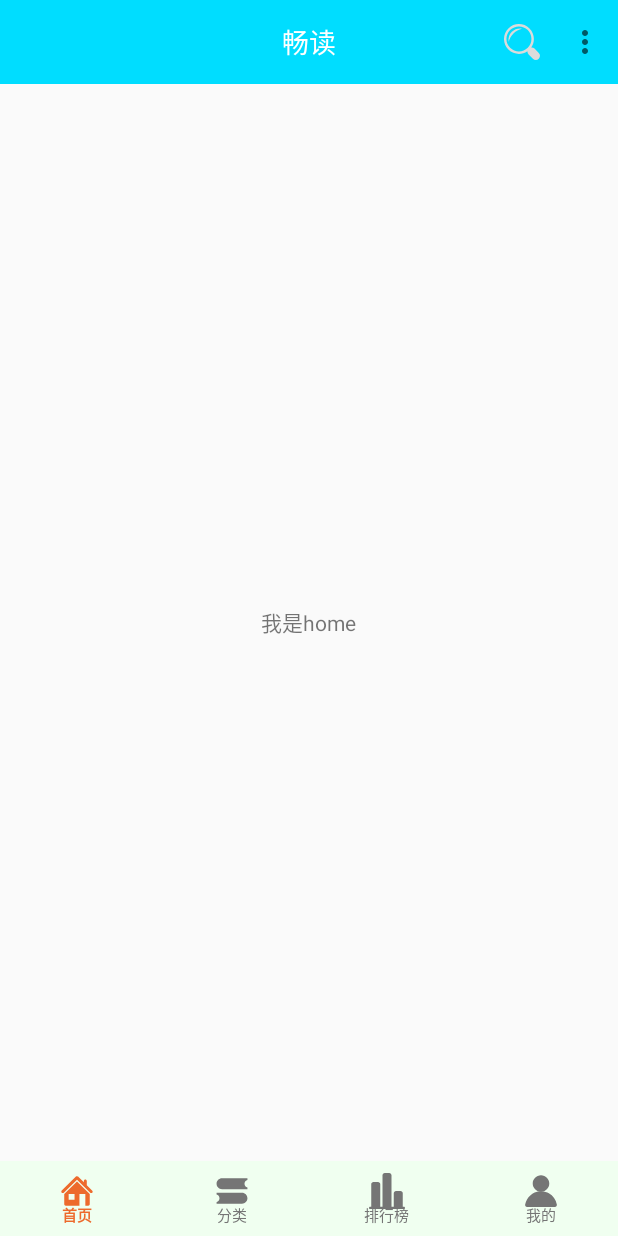
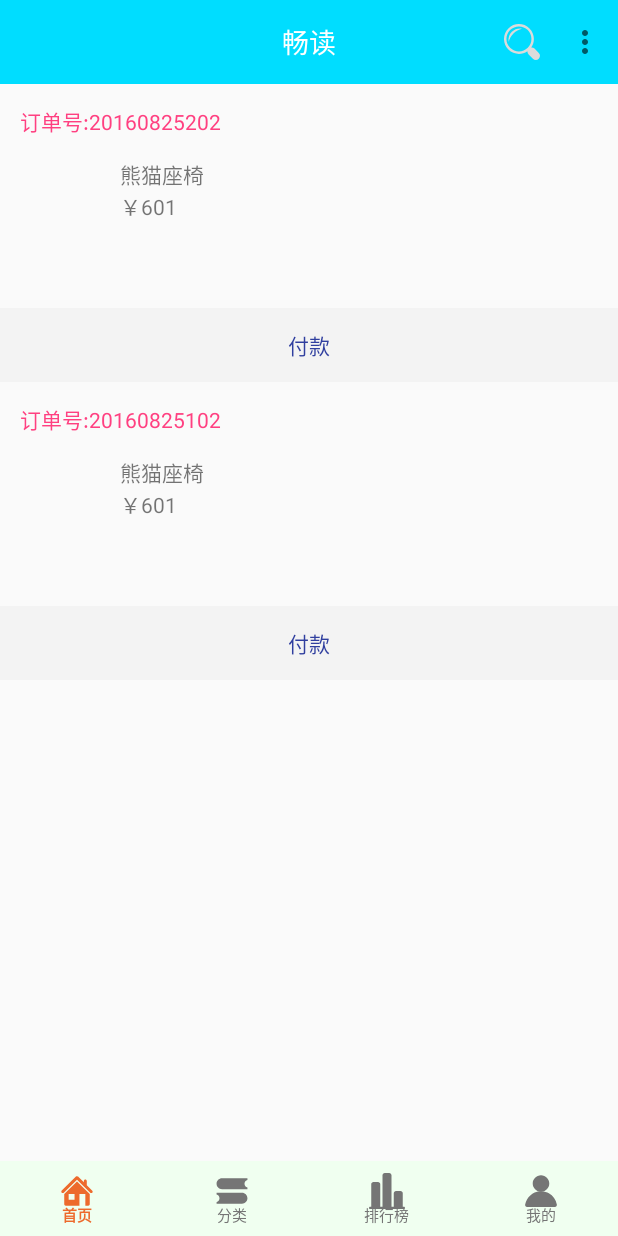
Before and after one commit to android-taoge/freeReader, an Android app: the screen it shows after launch (MainActivity), on a phone screen of 412 x 824 dp. Run offline under Robolectric (Android 15) with nearby library versions, the phone set to English and light mode, and no system bars; our stand-ins replace ButterKnife, RxJava; pictures from the network do not load.

Commit message:
test order_state

```diff
--- /dev/null
+++ b/app/src/main/java/com/taoge/freereader/order_test/Order.java
@@ -0,0 +1,329 @@
+package com.taoge.freereader.order_test;
+
+import java.util.List;
+
+public class Order {
+
+
+    /**
+     * code : 0000
+     * desc : null
+     * token : ad762d27-ced6-4092-b415-ddad8ee0b98e__1472123395714
+     * msg : [{"amount":601,"consignee":"andrea","address":"天府软件园A区","orderItem":[{"thumbnail":null,"quantity":1,"price":601,"name":"熊猫座椅","id":11}],"freight":0,"orderStatus":"unconfirmed","productCount":1,"shippingStatus":"unshipped","phone":"15892999216","areaName":"四川省成都市","id":9,"sn":"20160825202","paymentStatus":"unpaid","createDate":1472123141000},{"amount":601,"consignee":"andrea","address":"天府软件园A区","orderItem":[{"thumbnail":null,"quantity":1,"price":601,"name":"熊猫座椅","id":10}],"freight":0,"orderStatus":"unconfirmed","productCount":1,"shippingStatus":"unshipped","phone":"15892999216","areaName":"四川省成都市","id":8,"sn":"20160825102","paymentStatus":"unpaid","createDate":1472122855000}]
+     * page : {"total":8,"pageNumber":1,"pageSize":2}
+     */
+
+    private String code;
+    private Object desc;
+    private String token;
+    private PageBean page;
+    private List<MsgBean> msg;
+
+    public String getCode() {
+        return code;
+    }
+
+    public void setCode(String code) {
+        this.code = code;
+    }
+
+    public Object getDesc() {
+        return desc;
+    }
+
+    public void setDesc(Object desc) {
+        this.desc = desc;
+    }
+
+    public String getToken() {
+        return token;
+    }
+
+    public void setToken(String token) {
+        this.token = token;
+    }
+
+    public PageBean getPage() {
+        return page;
+    }
+
+    public void setPage(PageBean page) {
+        this.page = page;
+    }
+
+    public List<MsgBean> getMsg() {
+        return msg;
+    }
+
+    public void setMsg(List<MsgBean> msg) {
+        this.msg = msg;
+    }
+
+    public static class PageBean {
+        /**
+         * total : 8
+         * pageNumber : 1
+         * pageSize : 2
+         */
+
+        private int total;
+        private int pageNumber;
+        private int pageSize;
+
+        public int getTotal() {
+            return total;
+        }
+
+        public void setTotal(int total) {
+            this.total = total;
+        }
+
+        public int getPageNumber() {
+            return pageNumber;
+        }
+
+        public void setPageNumber(int pageNumber) {
+            this.pageNumber = pageNumber;
+        }
+
+        public int getPageSize() {
+            return pageSize;
+        }
+
+        public void setPageSize(int pageSize) {
+            this.pageSize = pageSize;
+        }
+    }
+
+    public static class MsgBean implements Cloneable{
+        /**
+         * amount : 601
+         * consignee : andrea
+         * address : 天府软件园A区
+         * orderItem : [{"thumbnail":null,"quantity":1,"price":601,"name":"熊猫座椅","id":11}]
+         * freight : 0
+         * orderStatus : unconfirmed
+         * productCount : 1
+         * shippingStatus : unshipped
+         * phone : 15892999216
+         * areaName : 四川省成都市
+         * id : 9
+         * sn : 20160825202
+         * paymentStatus : unpaid
+         * createDate : 1472123141000
+         */
+
+
+        private int type;
+        private int amount;
+        private String consignee;
+        private String address;
+        private int freight;
+        private String orderStatus;
+        private int productCount;
+        private String shippingStatus;
+        private String phone;
+        private String areaName;
+        private int id;
+        private String sn;
+        private String paymentStatus;
+        private long createDate;
+        private List<OrderItemBean> orderItem;
+        private int orderPosition;
+
+        public int getOrderPosition() {
+            return orderPosition;
+        }
+
+        public void setOrderPosition(int orderPosition) {
+            this.orderPosition = orderPosition;
+        }
+
+        public int getType() {
+            return type;
+        }
+
+        public void setType(int type) {
+            this.type = type;
+        }
+
+        public int getAmount() {
+            return amount;
+        }
+
+        public void setAmount(int amount) {
+            this.amount = amount;
+        }
+
+        public String getConsignee() {
+            return consignee;
+        }
+
+        public void setConsignee(String consignee) {
+            this.consignee = consignee;
+        }
+
+        public String getAddress() {
+            return address;
+        }
+
+        public void setAddress(String address) {
+            this.address = address;
+        }
+
+        public int getFreight() {
+            return freight;
+        }
+
+        public void setFreight(int freight) {
+            this.freight = freight;
+        }
+
+        public String getOrderStatus() {
+            return orderStatus;
+        }
+
+        public void setOrderStatus(String orderStatus) {
+            this.orderStatus = orderStatus;
+        }
+
+        public int getProductCount() {
+            return productCount;
+        }
+
+        public void setProductCount(int productCount) {
+            this.productCount = productCount;
+        }
+
+        public String getShippingStatus() {
+            return shippingStatus;
+        }
+
+        public void setShippingStatus(String shippingStatus) {
+            this.shippingStatus = shippingStatus;
+        }
+
+        public String getPhone() {
+            return phone;
+        }
+
+        public void setPhone(String phone) {
+            this.phone = phone;
+        }
+
+        public String getAreaName() {
+            return areaName;
+        }
+
+        public void setAreaName(String areaName) {
+            this.areaName = areaName;
+        }
+
+        public int getId() {
+            return id;
+        }
+
+        public void setId(int id) {
+            this.id = id;
+        }
+
+        public String getSn() {
+            return sn;
+        }
+
+        public void setSn(String sn) {
+            this.sn = sn;
+        }
+
+        public String getPaymentStatus() {
+            return paymentStatus;
+        }
+
+        public void setPaymentStatus(String paymentStatus) {
+            this.paymentStatus = paymentStatus;
+        }
+
+        public long getCreateDate() {
+            return createDate;
+        }
+
+        public void setCreateDate(long createDate) {
+            this.createDate = createDate;
+        }
+
+        public List<OrderItemBean> getOrderItem() {
+            return orderItem;
+        }
+
+        public void setOrderItem(List<OrderItemBean> orderItem) {
+            this.orderItem = orderItem;
+        }
+
+        public static class OrderItemBean {
+            /**
+             * thumbnail : null
+             * quantity : 1
+             * price : 601
+             * name : 熊猫座椅
+             * id : 11
+             */
+
+            private Object thumbnail;
+            private int quantity;
+            private int price;
+            private String name;
+            private int id;
+
+            public Object getThumbnail() {
+                return thumbnail;
+            }
+
+            public void setThumbnail(Object thumbnail) {
+                this.thumbnail = thumbnail;
+            }
+
+            public int getQuantity() {
+                return quantity;
+            }
+
+            public void setQuantity(int quantity) {
+                this.quantity = quantity;
+            }
+
+            public int getPrice() {
+                return price;
+            }
+
+            public void setPrice(int price) {
+                this.price = price;
+            }
+
+            public String getName() {
+                return name;
+            }
+
+            public void setName(String name) {
+                this.name = name;
+            }
+
+            public int getId() {
+                return id;
+            }
+
+            public void setId(int id) {
+                this.id = id;
+            }
+        }
+
+        @Override
+        public Object clone(){
+
+            try {
+                return super.clone();
+            } catch (CloneNotSupportedException e) {
+                e.printStackTrace();
+            }
+            return null;
+        }
+    }
+}
--- /dev/null
+++ b/app/src/main/java/com/taoge/freereader/order_test/ReadJsonUtil.java
@@ -0,0 +1,36 @@
+package com.taoge.freereader.order_test;
+
+import android.content.Context;
+import android.content.res.AssetManager;
+
+import java.io.BufferedReader;
+import java.io.File;
+import java.io.FileInputStream;
+import java.io.IOException;
+import java.io.InputStreamReader;
+
+public class ReadJsonUtil {
+
+    /**
+     * 读取json文件并且转换成字符串
+     * @param
+     * @return
+     * @throws IOException
+     */
+    public static String getJson(Context context, String fileName) {
+
+        StringBuilder stringBuilder = new StringBuilder();
+        try {
+            AssetManager assetManager = context.getAssets();
+            BufferedReader bf = new BufferedReader(new InputStreamReader(
+                    assetManager.open(fileName)));
+            String line;
+            while ((line = bf.readLine()) != null) {
+                stringBuilder.append(line);
+            }
+        } catch (IOException e) {
+            e.printStackTrace();
+        }
+        return stringBuilder.toString();
+    }
+}
--- /dev/null
+++ b/app/src/main/java/com/taoge/freereader/order_test/RecycleViewAdapter.java
@@ -0,0 +1,155 @@
+package com.taoge.freereader.order_test;
+
+import android.content.Context;
+import android.support.v7.widget.RecyclerView;
+import android.util.SparseArray;
+import android.view.LayoutInflater;
+import android.view.View;
+import android.view.ViewGroup;
+import android.widget.TextView;
+
+import com.taoge.freereader.R;
+
+import java.util.ArrayList;
+import java.util.List;
+
+/**
+ * Created by YQ on 2016/11/25.
+ */
+public class RecycleViewAdapter extends RecyclerView.Adapter<RecyclerView.ViewHolder> {
+    private static final String TAG = "RecycleViewAdapter_log";
+    private List<Order.MsgBean> dataList = new ArrayList<>();
+    private final int HEAD = 0x001;
+    private final int ITEM = 0x002;
+    private final int FOOT = 0x003;
+    private Context context;
+    private itemClickListeren listeren;
+    private footButtonClick footButtonClick;
+
+    public void setFootButtonClick(RecycleViewAdapter.footButtonClick footButtonClick) {
+        this.footButtonClick = footButtonClick;
+    }
+
+    @Override
+    public RecyclerView.ViewHolder onCreateViewHolder(ViewGroup parent, int viewType) {
+        switch (viewType) {
+            case HEAD:
+                return new ViewHolder(LayoutInflater.from(parent.getContext()).inflate(R.layout.item_head, parent, false));
+            case ITEM:
+                return new ViewHolder(LayoutInflater.from(parent.getContext()).inflate(R.layout.item, parent, false));
+            case FOOT:
+                return new ViewHolder(LayoutInflater.from(parent.getContext()).inflate(R.layout.item_foot, parent, false));
+            default:
+                return null;
+        }
+    }
+    @Override
+    public void onBindViewHolder(RecyclerView.ViewHolder holder, final int position) {
+        ViewHolder viewHolder = (ViewHolder) holder;
+        if (getItemViewType(position) == HEAD) {
+            ((TextView) viewHolder.getView(R.id.item_headTv)).setText("订单号:" + dataList.get(position).getSn());
+            viewHolder.itemView.setOnClickListener(new View.OnClickListener() {
+                @Override
+                public void onClick(View v) {
+                   if(listeren!=null){
+                       listeren.headItemClick(position);
+                   }
+                }
+            });
+        } else if (getItemViewType(position) == ITEM) {
+            int tempP = dataList.get(position).getOrderPosition();//获取orderItem真实位置
+            ((TextView) viewHolder.getView(R.id.item_Tv)).setText(dataList.get(position).getOrderItem().get(tempP).getName());
+            ((TextView) viewHolder.getView(R.id.item_pTv)).setText("￥" + dataList.get(position).getOrderItem().get(tempP).getPrice());
+            //Picasso.with(context).load(dataList.get(position).getImage()).into(((ImageView) viewHolder.getView(R.id.item_Iv)));
+            viewHolder.itemView.setOnClickListener(new View.OnClickListener() {
+                @Override
+                public void onClick(View v) {
+                    if(listeren!=null){
+                        listeren.itemClick(position);
+                    }
+                }
+            });
+        } else if (getItemViewType(position) == FOOT) {
+            viewHolder.itemView.setOnClickListener(new View.OnClickListener() {
+                @Override
+                public void onClick(View v) {
+                   if(listeren!=null){
+                       listeren.footItemClick(position);
+                   }
+                }
+            });
+
+            viewHolder.getView(R.id.item_footTv).setOnClickListener(new View.OnClickListener() {
+                @Override
+                public void onClick(View v) {
+                    if(footButtonClick!=null){
+                        footButtonClick.onButtonclick(position);
+
+                    }
+                }
+            });
+        }
+    }
+
+    @Override
+    public int getItemViewType(int position) {
+        switch (dataList.get(position).getType()) {
+            case 1:
+                return HEAD;
+            case 2:
+                return ITEM;
+            case 3:
+                return FOOT;
+            default:
+                return 0;
+        }
+    }
+
+    public RecycleViewAdapter(List<Order.MsgBean> dataList, Context context) {
+        this.dataList = dataList;
+        this.context = context;
+    }
+
+    @Override
+    public int getItemCount() {
+        return dataList.size();
+    }
+
+    public class ViewHolder extends RecyclerView.ViewHolder {
+        private SparseArray<View> views = new SparseArray<>();
+
+        public ViewHolder(View convertView) {
+            super(convertView);
+        }
+
+        /**
+         * 根据id获取view
+         */
+        public <T extends View> T getView(int viewId) {
+            View view = views.get(viewId);
+            if (null == view) {
+                view = itemView.findViewById(viewId);
+                views.put(viewId, view);
+            }
+            return (T) view;
+        }
+    }
+
+    public interface itemClickListeren {
+        void headItemClick(int position);
+
+        void itemClick(int position);
+
+        void footItemClick(int position);
+    }
+
+    public interface footButtonClick{
+        void onButtonclick(int position);
+    }
+
+    public void setItemOnClick(itemClickListeren listeren) {
+        if(listeren!=null){
+            this.listeren = listeren;
+        }
+    }
+}
--- a/app/src/main/java/com/taoge/freereader/ui/fragment/HomeFragment.java
+++ b/app/src/main/java/com/taoge/freereader/ui/fragment/HomeFragment.java
@@ -1,15 +1,22 @@
 package com.taoge.freereader.ui.fragment;
 
 import android.os.Bundle;
-import android.text.TextUtils;
+import android.support.v7.widget.LinearLayoutManager;
+import android.support.v7.widget.RecyclerView;
 import android.view.View;
-import android.widget.TextView;
 import android.widget.Toast;
 
+import com.google.gson.Gson;
 import com.taoge.freereader.R;
 import com.taoge.freereader.base.MvpBaseFragment;
 import com.taoge.freereader.contract.HomeContract;
+import com.taoge.freereader.order_test.Order;
+import com.taoge.freereader.order_test.RecycleViewAdapter;
 import com.taoge.freereader.presenter.HomePresenter;
+import com.taoge.freereader.order_test.ReadJsonUtil;
+
+import java.util.ArrayList;
+import java.util.List;
 
 import butterknife.BindView;
 
@@ -18,15 +25,20 @@ import butterknife.BindView;
  * <p>
  * email：xxx@163.com
  */
-public class HomeFragment extends MvpBaseFragment<HomePresenter> implements HomeContract.View{
+public class HomeFragment extends MvpBaseFragment<HomePresenter> implements HomeContract.View, RecycleViewAdapter.itemClickListeren, RecycleViewAdapter.footButtonClick {
 
 
     private static HomeFragment homeFragment=null;
 
-    @BindView(R.id.tv_home)
-    TextView textHome;
+    //@BindView(R.id.tv_home)
+    //TextView textHome;
 
-
+    @BindView(R.id.rcv)
+    RecyclerView recyclerView;
+    private String orderJsonString;
+    private Order.MsgBean bean;
+    private List<Order.MsgBean> msgBeanList=new ArrayList<>();
+    private RecycleViewAdapter adapter;
 
 
     public static HomeFragment newInstance(){
@@ -44,6 +56,8 @@ public class HomeFragment extends MvpBaseFragment<HomePresenter> implements Home
 
     @Override
     protected void initData(Bundle savedInstanceState) {
+
+        initData();
     }
 
     @Override
@@ -58,9 +72,9 @@ public class HomeFragment extends MvpBaseFragment<HomePresenter> implements Home
 
     @Override
     public void showHomeData(String data) {
-        if(!TextUtils.isEmpty(data)){
+        /*if(!TextUtils.isEmpty(data)){
             textHome.setText(data);
-        }
+        }*/
     }
 
     @Override
@@ -85,4 +99,61 @@ public class HomeFragment extends MvpBaseFragment<HomePresenter> implements Home
 
 
 
+
+    private void initData(){
+        orderJsonString=ReadJsonUtil.getJson(getActivity(),"order.json");
+        Order order=new Gson().fromJson(orderJsonString,Order.class);
+        List<Order.MsgBean> list=order.getMsg();
+        msgBeanList= handleList(list);
+        recyclerView.setLayoutManager(new LinearLayoutManager(getActivity()));
+        adapter=new RecycleViewAdapter(msgBeanList,getActivity());
+        recyclerView.setAdapter(adapter);
+        adapter.setItemOnClick(this);
+        adapter.setFootButtonClick(this);
+
+    }
+
+
+
+    private List<Order.MsgBean> handleList(List<Order.MsgBean> list) {
+        if (null == list || 0 == list.size())
+            return list;
+        List<Order.MsgBean> temp = new ArrayList<>();
+        for (int i = 0; i < list.size(); i++) {//拆解一个订单
+            bean = list.get(i);
+            bean.setType(1);//给bean增加了一个type字段,所以这样可以用来set,为了在adapter里面去判断是什么类型
+            temp.add(bean);//先增加一个头
+            for (int j = 0; j < list.get(i).getOrderItem().size(); j++) {//拆解一个订单里面的具体每个订单
+                bean = (Order.MsgBean) bean.clone();//这里用了深拷贝,是因为要对数据进行修改,后面会给出连接.
+
+                bean.setType(2);
+                bean.setOrderPosition(j);
+                temp.add(bean);//增加一个内容
+            }
+            bean = (Order.MsgBean) bean.clone();
+            bean.setType(3);
+            temp.add(bean);//尾部添加一个
+        }
+        return temp;
+    }
+
+    @Override
+    public void headItemClick(int position) {
+        Toast.makeText(getActivity(), "点击了头部", Toast.LENGTH_SHORT).show();
+    }
+
+    @Override
+    public void itemClick(int position) {
+        Toast.makeText(getActivity(), "点击了内容", Toast.LENGTH_SHORT).show();
+    }
+
+    @Override
+    public void footItemClick(int position) {
+        Toast.makeText(getActivity(), "点击了底部", Toast.LENGTH_SHORT).show();
+    }
+
+    @Override
+    public void onButtonclick(int position) {
+        Toast.makeText(getActivity(), "底部按钮", Toast.LENGTH_SHORT).show();
+    }
 }
--- a/app/src/main/res/layout/fragment_home.xml
+++ b/app/src/main/res/layout/fragment_home.xml
@@ -5,14 +5,20 @@
     >
 
 
-    <TextView
+
+    <!-- <TextView
          android:id="@+id/tv_home"
          android:gravity="center"
          android:layout_width="wrap_content"
          android:layout_height="wrap_content"
          android:layout_centerInParent="true"
          android:text="我是home" />
+ -->
 
 
+    <android.support.v7.widget.RecyclerView
+        android:id="@+id/rcv"
+        android:layout_width="match_parent"
+        android:layout_height="match_parent"/>
 
 </RelativeLayout>
--- /dev/null
+++ b/app/src/main/res/layout/item.xml
@@ -0,0 +1,26 @@
+<?xml version="1.0" encoding="utf-8"?>
+<RelativeLayout xmlns:android="http://schemas.android.com/apk/res/android"
+    android:layout_width="match_parent"
+    android:layout_height="100dp"
+    android:orientation="horizontal">
+
+    <ImageView
+        android:id="@+id/item_Iv"
+        android:layout_width="80dp"
+        android:layout_height="80dp"
+        android:layout_gravity="center_vertical" />
+
+    <TextView
+        android:id="@+id/item_Tv"
+        android:layout_width="match_parent"
+        android:layout_height="wrap_content"
+        android:layout_toRightOf="@id/item_Iv" />
+
+    <TextView
+        android:id="@+id/item_pTv"
+        android:layout_width="match_parent"
+        android:layout_height="wrap_content"
+        android:layout_below="@id/item_Tv"
+        android:layout_toRightOf="@id/item_Iv" />
+
+</RelativeLayout>
--- /dev/null
+++ b/app/src/main/res/layout/item_foot.xml
@@ -0,0 +1,16 @@
+<?xml version="1.0" encoding="utf-8"?>
+<LinearLayout xmlns:android="http://schemas.android.com/apk/res/android"
+    android:layout_width="match_parent"
+    android:layout_height="49dp"
+    android:background="#f3f3f3"
+    android:gravity="center"
+    android:orientation="vertical">
+
+    <TextView
+        android:id="@+id/item_footTv"
+        android:layout_width="wrap_content"
+        android:layout_height="wrap_content"
+        android:gravity="center"
+        android:text="付款"
+        android:textColor="@color/colorPrimaryDark" />
+</LinearLayout>
--- /dev/null
+++ b/app/src/main/res/layout/item_head.xml
@@ -0,0 +1,14 @@
+<?xml version="1.0" encoding="utf-8"?>
+<LinearLayout xmlns:android="http://schemas.android.com/apk/res/android"
+    android:layout_width="match_parent"
+    android:layout_height="49dp"
+    android:orientation="vertical">
+
+    <TextView
+        android:id="@+id/item_headTv"
+        android:layout_width="match_parent"
+        android:layout_height="match_parent"
+        android:layout_marginLeft="20px"
+        android:gravity="center_vertical"
+        android:textColor="@color/colorAccent" />
+</LinearLayout>
```
Also changed, not shown: app/src/main/assets/order.json (added, +62 -0 lines). Lines whose indentation alone changed are shown as unchanged.
